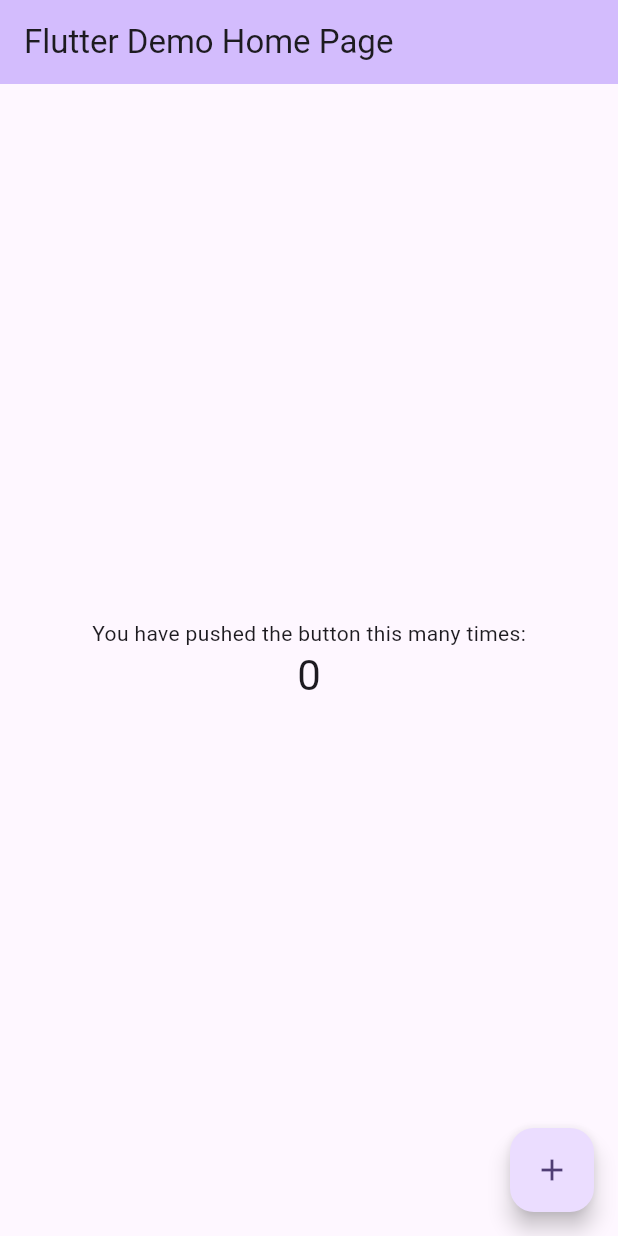
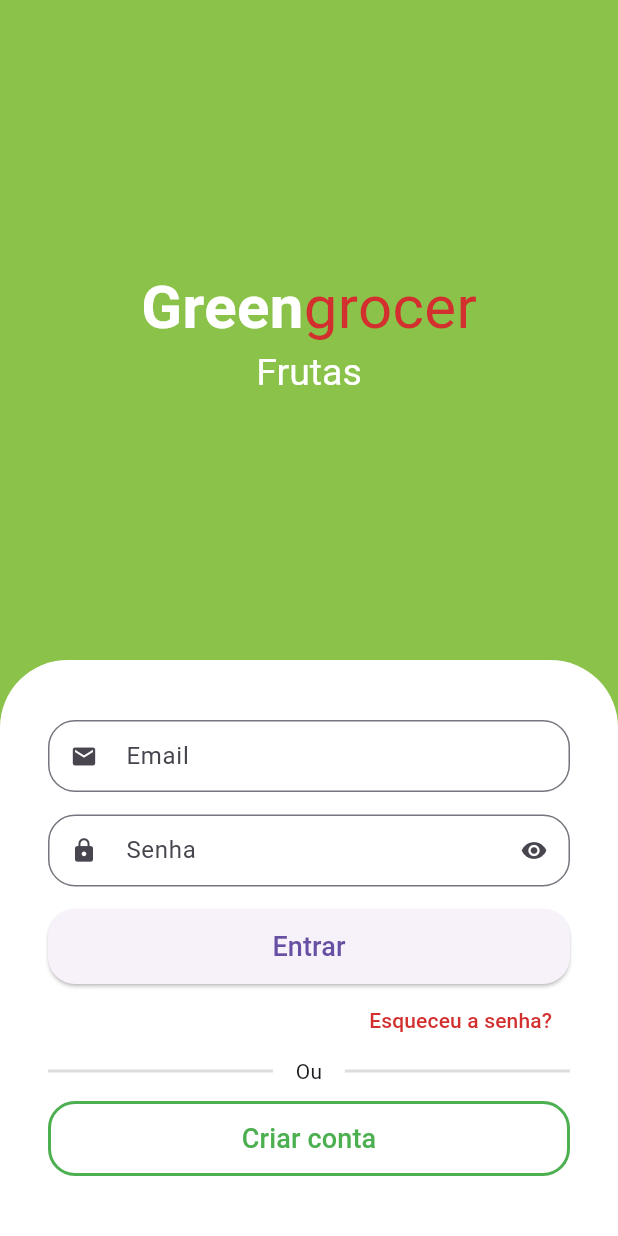
Before and after one commit to gui18br/greengrocer, a Flutter app: the screen it shows after launch, on a phone screen of 412 x 824 dp. Run offline on Flutter 3.47's test engine with Material 3 defaults, Android fonts, the phone set to English and light mode, and no system bars; drawn by our look-alikes of animated_text_kit.

Commit message:
second commit

```diff
--- a/lib/main.dart
+++ b/lib/main.dart
@@ -1,4 +1,5 @@
 import 'package:flutter/material.dart';
+import 'package:greengrocer/src/auth/sign_in_screen.dart';
 
 void main() {
   runApp(const MyApp());
@@ -13,113 +14,9 @@ class MyApp extends StatelessWidget {
     return MaterialApp(
       title: 'Flutter Demo',
       theme: ThemeData(
-        // This is the theme of your application.
-        //
-        // TRY THIS: Try running your application with "flutter run". You'll see
-        // the application has a purple toolbar. Then, without quitting the app,
-        // try changing the seedColor in the colorScheme below to Colors.green
-        // and then invoke "hot reload" (save your changes or press the "hot
-        // reload" button in a Flutter-supported IDE, or press "r" if you used
-        // the command line to start the app).
-        //
-        // Notice that the counter didn't reset back to zero; the application
-        // state is not lost during the reload. To reset the state, use hot
-        // restart instead.
-        //
-        // This works for code too, not just values: Most code changes can be
-        // tested with just a hot reload.
-        colorScheme: ColorScheme.fromSeed(seedColor: Colors.deepPurple),
-        useMaterial3: true,
-      ),
-      home: const MyHomePage(title: 'Flutter Demo Home Page'),
+        primarySwatch: Colors.green),
+      debugShowCheckedModeBanner: false,
+      home: const SignInScreen(),
     );
   }
 }
-
-class MyHomePage extends StatefulWidget {
-  const MyHomePage({super.key, required this.title});
-
-  // This widget is the home page of your application. It is stateful, meaning
-  // that it has a State object (defined below) that contains fields that affect
-  // how it looks.
-
-  // This class is the configuration for the state. It holds the values (in this
-  // case the title) provided by the parent (in this case the App widget) and
-  // used by the build method of the State. Fields in a Widget subclass are
-  // always marked "final".
-
-  final String title;
-
-  @override
-  State<MyHomePage> createState() => _MyHomePageState();
-}
-
-class _MyHomePageState extends State<MyHomePage> {
-  int _counter = 0;
-
-  void _incrementCounter() {
-    setState(() {
-      // This call to setState tells the Flutter framework that something has
-      // changed in this State, which causes it to rerun the build method below
-      // so that the display can reflect the updated values. If we changed
-      // _counter without calling setState(), then the build method would not be
-      // called again, and so nothing would appear to happen.
-      _counter++;
-    });
-  }
-
-  @override
-  Widget build(BuildContext context) {
-    // This method is rerun every time setState is called, for instance as done
-    // by the _incrementCounter method above.
-    //
-    // The Flutter framework has been optimized to make rerunning build methods
-    // fast, so that you can just rebuild anything that needs updating rather
-    // than having to individually change instances of widgets.
-    return Scaffold(
-      appBar: AppBar(
-        // TRY THIS: Try changing the color here to a specific color (to
-        // Colors.amber, perhaps?) and trigger a hot reload to see the AppBar
-        // change color while the other colors stay the same.
-        backgroundColor: Theme.of(context).colorScheme.inversePrimary,
-        // Here we take the value from the MyHomePage object that was created by
-        // the App.build method, and use it to set our appbar title.
-        title: Text(widget.title),
-      ),
-      body: Center(
-        // Center is a layout widget. It takes a single child and positions it
-        // in the middle of the parent.
-        child: Column(
-          // Column is also a layout widget. It takes a list of children and
-          // arranges them vertically. By default, it sizes itself to fit its
-          // children horizontally, and tries to be as tall as its parent.
-          //
-          // Column has various properties to control how it sizes itself and
-          // how it positions its children. Here we use mainAxisAlignment to
-          // center the children vertically; the main axis here is the vertical
-          // axis because Columns are vertical (the cross axis would be
-          // horizontal).
-          //
-          // TRY THIS: Invoke "debug painting" (choose the "Toggle Debug Paint"
-          // action in the IDE, or press "p" in the console), to see the
-          // wireframe for each widget.
-          mainAxisAlignment: MainAxisAlignment.center,
-          children: <Widget>[
-            const Text(
-              'You have pushed the button this many times:',
-            ),
-            Text(
-              '$_counter',
-              style: Theme.of(context).textTheme.headlineMedium,
-            ),
-          ],
-        ),
-      ),
-      floatingActionButton: FloatingActionButton(
-        onPressed: _incrementCounter,
-        tooltip: 'Increment',
-        child: const Icon(Icons.add),
-      ), // This trailing comma makes auto-formatting nicer for build methods.
-    );
-  }
-}
--- /dev/null
+++ b/lib/src/auth/components/custom_text_field.dart
@@ -0,0 +1,50 @@
+import 'package:flutter/material.dart';
+
+class CustomTextField extends StatefulWidget {
+  final IconData icon;
+  final String label;
+  final bool isScret;
+
+  const CustomTextField({
+    Key? key,
+    required this.icon,
+    required this.label,
+    this.isScret = false,
+  }) : super(key: key);
+
+  @override
+  State<CustomTextField> createState() => _CustomTextFieldState();
+}
+
+class _CustomTextFieldState extends State<CustomTextField> {
+
+  bool isObscure = false;
+
+  @override
+  void initState() {
+    super.initState();
+
+    isObscure = widget.isScret;
+  }
+
+  @override
+  Widget build(BuildContext context) {
+    return Padding(
+      padding: const EdgeInsets.only(bottom: 15),
+      child: TextFormField(
+        obscureText: isObscure,
+        decoration: InputDecoration(
+            prefixIcon: Icon(widget.icon),
+            suffixIcon: widget.isScret ? IconButton(onPressed: () {
+              setState(() {
+                              isObscure = !isObscure;
+              });
+            }, icon: Icon(isObscure ? Icons.visibility : Icons.visibility_off)) : null,
+            labelText: widget.label,
+            isDense: true,
+            border:
+                OutlineInputBorder(borderRadius: BorderRadius.circular(18))),
+      ),
+    );
+  }
+}
--- /dev/null
+++ b/lib/src/auth/sign_in_screen.dart
@@ -0,0 +1,162 @@
+import 'package:animated_text_kit/animated_text_kit.dart';
+import 'package:flutter/material.dart';
+import 'package:greengrocer/src/auth/components/custom_text_field.dart';
+
+import '../config/custom_colors.dart';
+
+class SignInScreen extends StatelessWidget {
+  const SignInScreen({super.key});
+
+  @override
+  Widget build(BuildContext context) {
+    return Scaffold(
+        backgroundColor: CustomColors.customSwatchColor,
+        body: Column(
+          children: [
+            Expanded(
+              child: Column(
+                mainAxisAlignment: MainAxisAlignment.center,
+                children: [
+                  //Nome do app
+                  Text.rich(TextSpan(
+                    style: const TextStyle(
+                      fontSize: 40,
+                    ),
+                    children: [
+                      const TextSpan(
+                        text: 'Green',
+                        style: TextStyle(
+                            color: Colors.white, fontWeight: FontWeight.bold),
+                      ),
+                      TextSpan(
+                          text: 'grocer',
+                          style: TextStyle(
+                            color: CustomColors.customConstrantColor,
+                          ))
+                    ],
+                  )),
+
+                  //Categorias
+                  SizedBox(
+                    height: 30,
+                    child: DefaultTextStyle(
+                      style: const TextStyle(
+                        fontSize: 25
+                      ),
+                      child: AnimatedTextKit(
+                        pause: Duration.zero,
+                        repeatForever: true,
+                        animatedTexts: [
+                          FadeAnimatedText('Frutas'),
+                          FadeAnimatedText('Verduras'),
+                          FadeAnimatedText('Legumes'),
+                          FadeAnimatedText('Carnes'),
+                          FadeAnimatedText('Cereais'),
+                          FadeAnimatedText('Laticinios'),
+
+                        ],
+                      ),
+                    ),
+                  )
+                ],
+              ),
+            ),
+
+            //Forms
+            Container(
+                padding: const EdgeInsets.symmetric(
+                  horizontal: 32,
+                  vertical: 40,
+                ),
+                decoration: const BoxDecoration(
+                  color: Colors.white,
+                  borderRadius: BorderRadius.vertical(top: Radius.circular(45)),
+                ),
+                child: Column(
+                  crossAxisAlignment: CrossAxisAlignment.stretch,
+                  children: [
+                    //Email
+                    const CustomTextField(
+                      icon: Icons.email,
+                      label: 'Email',
+                    ),
+                    //Senha
+                    const CustomTextField(
+                      icon: Icons.lock,
+                      label: "Senha",
+                      isScret: true,
+                    ),
+                    //Entrar
+                    SizedBox(
+                      height: 50,
+                      child: ElevatedButton(
+                        style: ElevatedButton.styleFrom(
+                          shape: RoundedRectangleBorder(
+                            borderRadius: BorderRadius.circular(18),
+                          ),
+                        ),
+                        onPressed: () {},
+                        child: const Text('Entrar',
+                            style: TextStyle(
+                              fontSize: 18,
+                            )),
+                      ),
+                    ),
+                    //Esqueceu a senha
+                    Align(
+                      alignment: Alignment.centerRight,
+                      child: TextButton(
+                        onPressed: () {},
+                        child: Text(
+                          'Esqueceu a senha?',
+                          style: TextStyle(color: CustomColors.customConstrantColor),
+                        ),
+                      ),
+                    ),
+                    //Divisor
+                    Padding(
+                      padding: const EdgeInsets.only(bottom: 10),
+                      child: Row(
+                        children: [
+                          Expanded(
+                            child: Divider(
+                              color: Colors.grey.withAlpha(90),
+                              thickness: 2,
+                            ),
+                          ),
+                          const Padding(
+                            padding: EdgeInsets.symmetric(horizontal: 15),
+                            child: Text('Ou'),
+                          ),
+                          Expanded(
+                            child: Divider(
+                              color: Colors.grey.withAlpha(90),
+                              thickness: 2,
+                            ),
+                          ),
+                        ],
+                      ),
+                    ),
+
+                    SizedBox(
+                      height: 50,
+                      child: OutlinedButton(
+                          style: OutlinedButton.styleFrom(
+                              shape: RoundedRectangleBorder(
+                                borderRadius: BorderRadius.circular(18),
+                              ),
+                              side: const BorderSide(
+                                width: 2,
+                                color: Colors.green,
+                              )),
+                          onPressed: () {},
+                          child: const Text('Criar conta',
+                              style: TextStyle(
+                                  fontSize: 18, color: Colors.green))),
+                    ),
+                  ],
+                )),
+          ],
+        ));
+  }
+}
--- /dev/null
+++ b/lib/src/config/custom_colors.dart
@@ -0,0 +1,20 @@
+import 'package:flutter/material.dart';
+
+Map<int, Color> _swatchOpacity = {
+  50: const Color.fromRGBO(139, 195, 74, .1),
+  100: const Color.fromRGBO(139, 195, 74, .2),
+  200: const Color.fromRGBO(139, 195, 74, .3),
+  400: const Color.fromRGBO(139, 195, 74, .4),
+  500: const Color.fromRGBO(139, 195, 74, .5),
+  600: const Color.fromRGBO(139, 195, 74, .6),
+  700: const Color.fromRGBO(139, 195, 74, .7),
+  800: const Color.fromRGBO(139, 195, 74, .8),
+  900: const Color.fromRGBO(139, 195, 74, .9),
+};
+
+abstract class CustomColors {
+  static Color customConstrantColor = Colors.red.shade700;
+
+  static MaterialColor customSwatchColor =
+      MaterialColor(0xFF8BC34A, _swatchOpacity);
+}
--- a/pubspec.yaml
+++ b/pubspec.yaml
@@ -35,6 +35,7 @@ dependencies:
   # The following adds the Cupertino Icons font to your application.
   # Use with the CupertinoIcons class for iOS style icons.
   cupertino_icons: ^1.0.6
+  animated_text_kit: ^4.2.2
 
 dev_dependencies:
   flutter_test:
```
Also changed, not shown: pubspec.lock.
